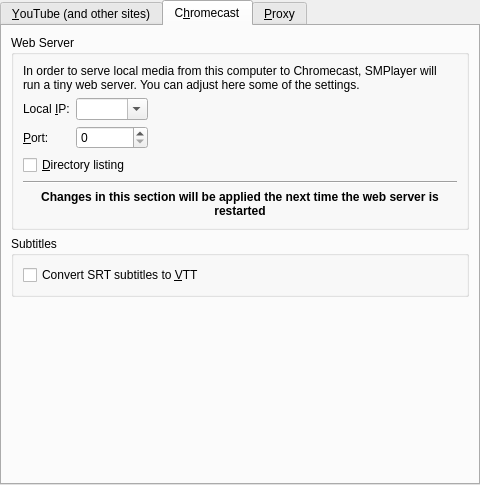
First picture: the form in src/prefnetwork.ui, repository smplayer-dev/smplayer, before the edit.
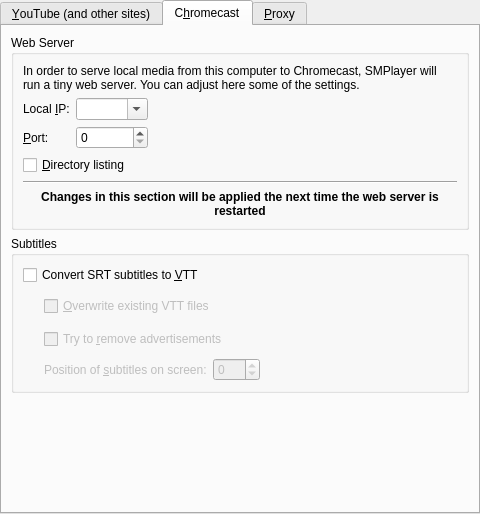
Second picture: the form after the edit. The open tabs and pages were chosen to show the change.

Commit message: Add subtitles configuration options in preferences -> network -> chromecast

Patch:
```diff
--- a/src/prefnetwork.ui
+++ b/src/prefnetwork.ui
@@ -7,7 +7,7 @@
     <x>0</x>
     <y>0</y>
     <width>480</width>
-    <height>485</height>
+    <height>514</height>
    </rect>
   </property>
   <layout class="QVBoxLayout">
@@ -136,8 +136,8 @@
       <attribute name="title">
        <string>C&amp;hromecast</string>
       </attribute>
-      <layout class="QGridLayout" name="gridLayout">
-       <item row="0" column="0">
+      <layout class="QVBoxLayout" name="verticalLayout_5">
+       <item>
         <widget class="QGroupBox" name="groupBox">
          <property name="title">
           <string>Web Server</string>
@@ -249,20 +249,7 @@
          </layout>
         </widget>
        </item>
-       <item row="5" column="0">
-        <spacer name="verticalSpacer_3">
-         <property name="orientation">
-          <enum>Qt::Vertical</enum>
-         </property>
-         <property name="sizeHint" stdset="0">
-          <size>
-           <width>20</width>
-           <height>40</height>
-          </size>
-         </property>
-        </spacer>
-       </item>
-       <item row="2" column="0">
+       <item>
         <widget class="QGroupBox" name="subs_box">
          <property name="title">
           <string>Subtitles</string>
@@ -275,9 +262,101 @@
             </property>
            </widget>
           </item>
+          <item>
+           <widget class="QWidget" name="subtitle_container" native="true">
+            <property name="enabled">
+             <bool>false</bool>
+            </property>
+            <layout class="QGridLayout" name="gridLayout_3">
+             <property name="margin">
+              <number>0</number>
+             </property>
+             <item row="0" column="0" rowspan="2">
+              <spacer>
+               <property name="orientation">
+                <enum>Qt::Horizontal</enum>
+               </property>
+               <property name="sizeType">
+                <enum>QSizePolicy::Fixed</enum>
+               </property>
+               <property name="sizeHint" stdset="0">
+                <size>
+                 <width>21</width>
+                 <height>61</height>
+                </size>
+               </property>
+              </spacer>
+             </item>
+             <item row="0" column="1">
+              <widget class="QCheckBox" name="overwrite_subs_check">
+               <property name="text">
+                <string>&amp;Overwrite existing VTT files</string>
+               </property>
+              </widget>
+             </item>
+             <item row="1" column="1">
+              <widget class="QCheckBox" name="subs_filter_check">
+               <property name="text">
+                <string>Try to &amp;remove advertisements</string>
+               </property>
+              </widget>
+             </item>
+             <item row="2" column="1">
+              <layout class="QHBoxLayout" name="horizontalLayout_3">
+               <item>
+                <widget class="QLabel" name="label_11">
+                 <property name="text">
+                  <string>Position of &amp;subtitles on screen:</string>
+                 </property>
+                 <property name="buddy">
+                  <cstring>subs_position_spin</cstring>
+                 </property>
+                </widget>
+               </item>
+               <item>
+                <widget class="QSpinBox" name="subs_position_spin">
+                 <property name="minimum">
+                  <number>-1</number>
+                 </property>
+                 <property name="maximum">
+                  <number>100</number>
+                 </property>
+                </widget>
+               </item>
+               <item>
+                <spacer name="horizontalSpacer_4">
+                 <property name="orientation">
+                  <enum>Qt::Horizontal</enum>
+                 </property>
+                 <property name="sizeHint" stdset="0">
+                  <size>
+                   <width>40</width>
+                   <height>20</height>
+                  </size>
+                 </property>
+                </spacer>
+               </item>
+              </layout>
+             </item>
+            </layout>
+           </widget>
+          </item>
          </layout>
         </widget>
        </item>
+       <item>
+        <spacer name="verticalSpacer_3">
+         <property name="orientation">
+          <enum>Qt::Vertical</enum>
+         </property>
+         <property name="sizeHint" stdset="0">
+          <size>
+           <width>20</width>
+           <height>40</height>
+          </size>
+         </property>
+        </spacer>
+       </item>
       </layout>
      </widget>
      <widget class="QWidget" name="proxy_page">
```
Left out of the diff: 19 changed lines with no effect on the pictures. The commit also changes 1 other file.
